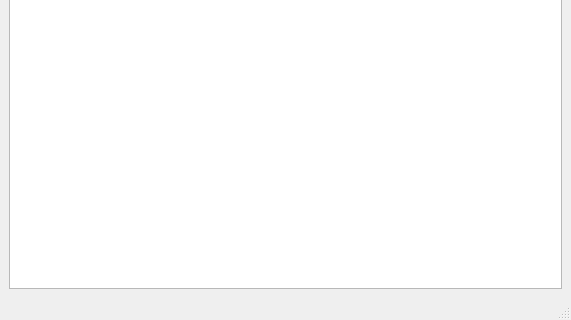
hongzhe12/ExcelWindows, file general_excel.ui: the form before one commit; both pictures show x 0 to 571 and y 240 to 560 of the 571 by 560 pixel window.
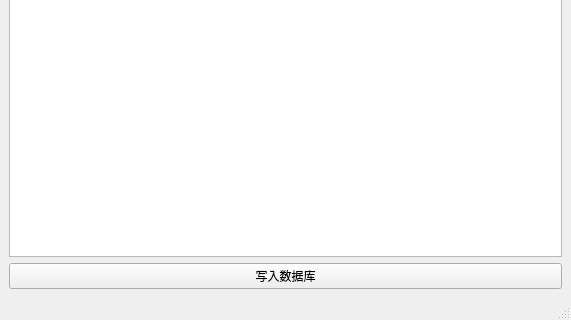
The form after the commit.

Commit message: update: 新增写入数据库

```diff
--- a/general_excel.ui
+++ b/general_excel.ui
@@ -18,6 +18,13 @@
     <item row="0" column="0">
      <widget class="QTableWidget" name="tableWidget"/>
     </item>
+    <item row="1" column="0">
+     <widget class="QPushButton" name="pushButton">
+      <property name="text">
+       <string>写入数据库</string>
+      </property>
+     </widget>
+    </item>
    </layout>
   </widget>
   <widget class="QMenuBar" name="menubar">
```
Left out of the diff: 2 changed lines with no effect on the pictures. The commit also changes 3 other files.
